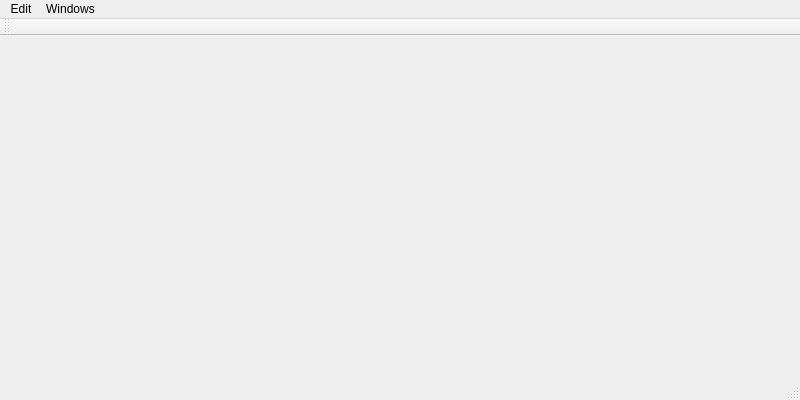
Qt form MainWindow.ui (LaurentBauer/SCView) before a commit.
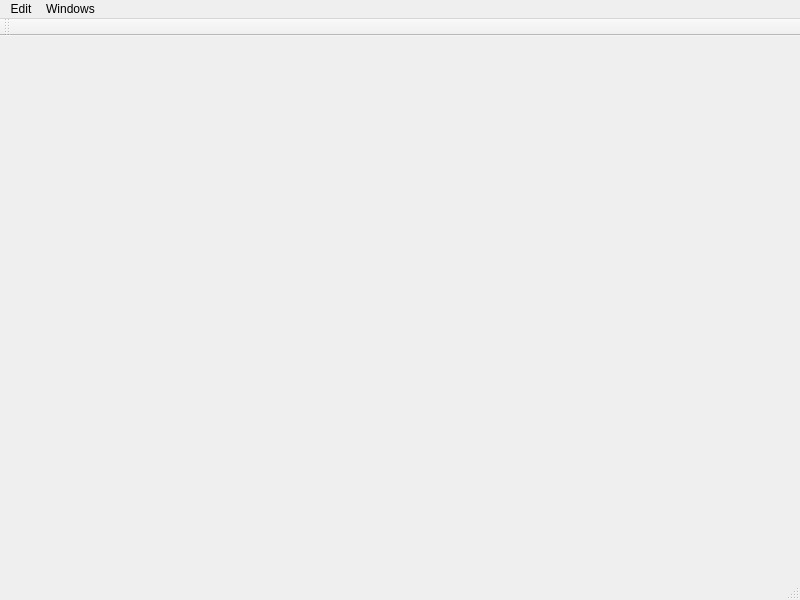
The same form after that commit. Icons and pictures are not drawn.

Diff of the .ui file:
```diff
--- a/MainWindow.ui
+++ b/MainWindow.ui
@@ -7,7 +7,7 @@
     <x>0</x>
     <y>0</y>
     <width>800</width>
-    <height>400</height>
+    <height>600</height>
    </rect>
   </property>
   <property name="windowTitle">
```
